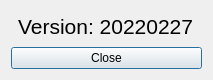
This is versiondialog.ui in qlands/cleaned-desktop as Qt 5 draws it before an edit. The edited form follows.
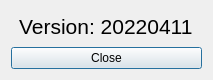
This is the edited form.

Patch:
```diff
--- a/versiondialog.ui
+++ b/versiondialog.ui
@@ -37,7 +37,7 @@
         </font>
        </property>
        <property name="text">
-        <string>Version: 20220227</string>
+        <string>Version: 20220411</string>
        </property>
       </widget>
      </item>
```
